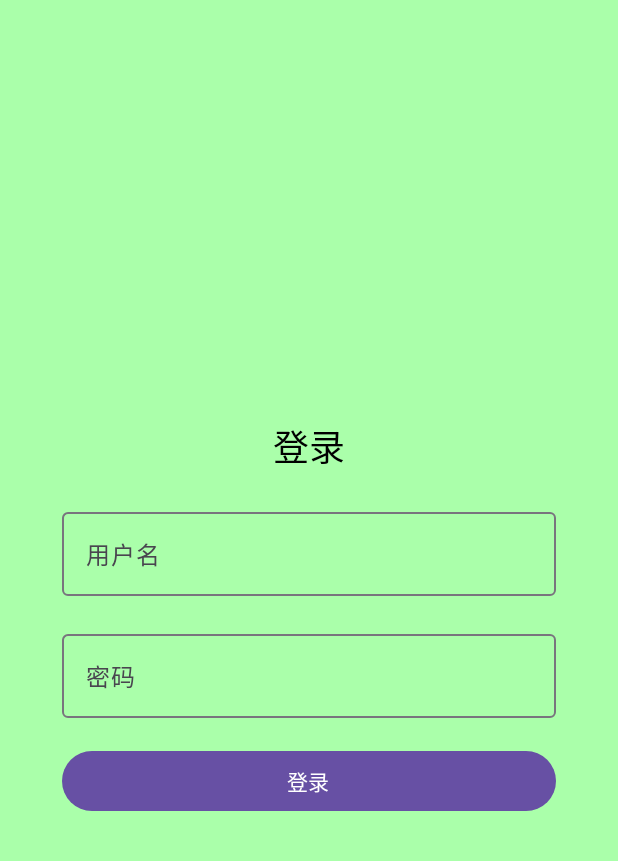
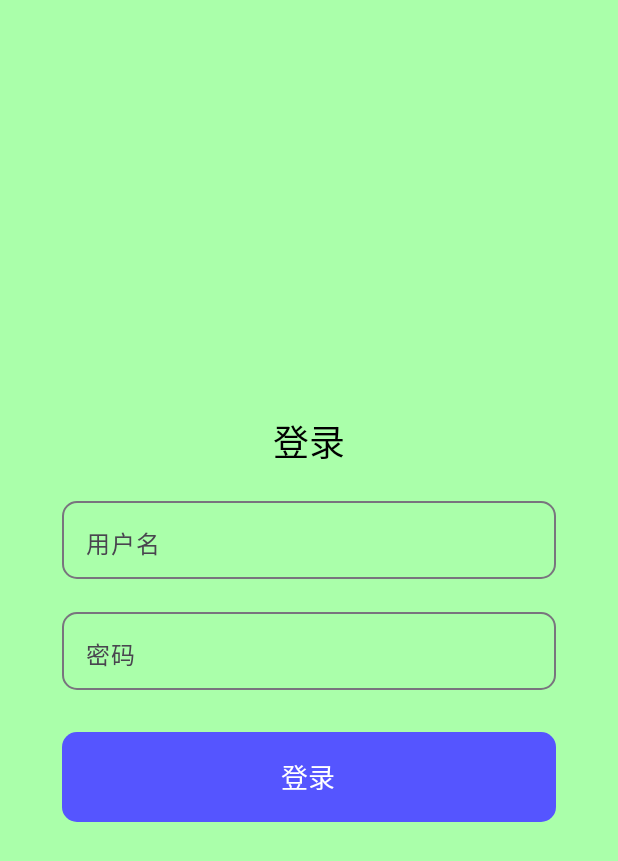
Before and after one commit to beisenmiyi/bsmychat, an Android app built with Jetpack Compose: the screen it shows after launch (MainActivity), on a phone screen of 412 x 824 dp. Shown: the top 861 px of the screen. Run offline under Robolectric (Android 15) with nearby library versions, the phone set to English and light mode, and no system bars.

Commit message:
引入导航依赖

```diff
--- a/android/app/build.gradle.kts
+++ b/android/app/build.gradle.kts
@@ -56,4 +56,6 @@ dependencies {
     androidTestImplementation(libs.androidx.ui.test.junit4)
     debugImplementation(libs.androidx.ui.tooling)
     debugImplementation(libs.androidx.ui.test.manifest)
+    // https://mvnrepository.com/artifact/androidx.navigation/navigation-fragment-ktx
+    runtimeOnly("androidx.navigation:navigation-fragment-ktx:2.8.9")
 }
--- a/android/app/src/main/AndroidManifest.xml
+++ b/android/app/src/main/AndroidManifest.xml
@@ -15,7 +15,6 @@
         <activity
             android:name=".MainActivity"
             android:exported="true"
-            android:label="@string/app_name"
             android:theme="@style/Theme.Android">
             <intent-filter>
                 <action android:name="android.intent.action.MAIN" />
--- a/android/app/src/main/java/com/example/android/MainActivity.kt
+++ b/android/app/src/main/java/com/example/android/MainActivity.kt
@@ -8,10 +8,13 @@ import androidx.compose.foundation.background
 import androidx.compose.foundation.layout.Arrangement
 import androidx.compose.foundation.layout.Box
 import androidx.compose.foundation.layout.Column
+import androidx.compose.foundation.layout.Row
 import androidx.compose.foundation.layout.fillMaxSize
 import androidx.compose.foundation.layout.fillMaxWidth
 import androidx.compose.foundation.layout.height
+import androidx.compose.foundation.shape.RoundedCornerShape
 import androidx.compose.material3.Button
+import androidx.compose.material3.ButtonDefaults
 import androidx.compose.material3.OutlinedTextField
 import androidx.compose.material3.Text
 import androidx.compose.runtime.Composable
@@ -66,7 +69,10 @@ fun LoginPage() {
                 username = newText
             },
             label = { Text("用户名") },
-            modifier = Modifier.fillMaxWidth()
+            modifier = Modifier
+                .fillMaxWidth()
+                .height(60.dp),
+            shape = RoundedCornerShape(10.dp)
         )
         OutlinedTextField(
             value = password,
@@ -74,13 +80,25 @@ fun LoginPage() {
                 password = newText
             },
             label = { Text("密码") },
-            modifier = Modifier.fillMaxWidth()
+            modifier = Modifier
+                .fillMaxWidth()
+                .height(60.dp),
+            shape = RoundedCornerShape(10.dp)
         )
+        Row {
+
+        }
         Button(
             onClick = {},
-            modifier = Modifier.fillMaxWidth()
+            modifier = Modifier
+                .fillMaxWidth()
+                .height(60.dp),
+            colors = ButtonDefaults.buttonColors(
+                containerColor = Color(0xff5555ff),
+            ),
+            shape = RoundedCornerShape(10.dp)
         ) {
-            Text("登录")
+            Text("登录", fontSize = 18.sp)
         }
     }
 }
--- a/android/gradle/libs.versions.toml
+++ b/android/gradle/libs.versions.toml
@@ -1,11 +1,12 @@
 [versions]
 agp = "8.8.0"
 kotlin = "2.0.0"
-coreKtx = "1.10.1"
+coreKtx = "1.12.0"
 junit = "4.13.2"
 junitVersion = "1.1.5"
 espressoCore = "3.5.1"
-lifecycleRuntimeKtx = "2.6.1"
+#noinspection GradleDependency
+lifecycleRuntimeKtx = "2.6.2"
 activityCompose = "1.8.0"
 composeBom = "2024.04.01"
 
```
